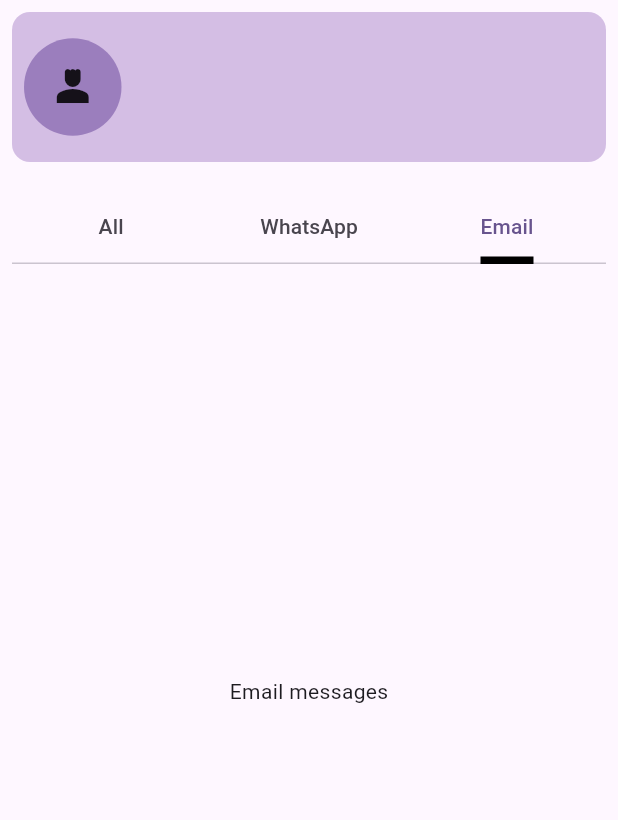
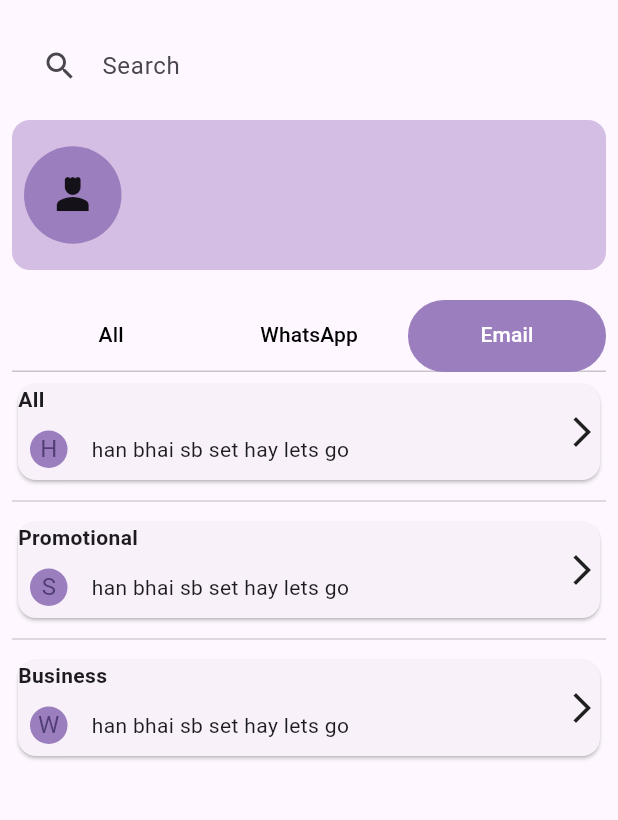
Before and after one commit to Hanzala-Habib/Connecta_App, a Flutter app: the screen it shows after launch, tab 3 chosen, on a phone screen of 412 x 824 dp, the part 105-925 px from its top. Run offline on Flutter 3.47's test engine with Material 3 defaults, Android fonts, the phone set to English and light mode, and no system bars; our stand-ins replace firebase_core, flutter_chat_types, flutter_chat_ui, get; accounts and stored records are empty; generated files the repository leaves out were written again.

Commit message:
homwscreen.....now keep going until some error hits you hard :)

```diff
--- /dev/null
+++ b/lib/Screens/main_screen/EmailCategories.dart
@@ -0,0 +1,27 @@
+import 'package:connecta_app/constants/CategoriesCard/CategoriesCard.dart';
+import 'package:flutter/material.dart';
+
+class Emailcategories extends StatefulWidget {
+  const Emailcategories({super.key});
+
+  @override
+  State<Emailcategories> createState() => _EmailcategoriesState();
+}
+
+class _EmailcategoriesState extends State<Emailcategories> {
+  @override
+  Widget build(BuildContext context) {
+    var Categories=["All","Promotional","Business"];
+    return ListView.separated(
+
+        itemBuilder: (context,index){
+          return CategoriesCard(indexNo: index,category: Categories[index],);
+        },
+        separatorBuilder:  (context, index) {
+          return const Divider(
+            height: 20,
+            thickness: 0.8,
+          );
+        }, itemCount:Categories.length);
+  }
+}
--- a/lib/Screens/main_screen/main_unified_screen.dart
+++ b/lib/Screens/main_screen/main_unified_screen.dart
@@ -3,11 +3,16 @@ import 'package:connecta_app/Screens/main_screen/msg_tab_bar.dart';
 import 'package:connecta_app/constants/all_colors/GlobalColors.dart';
 import 'package:flutter/material.dart';
 
+import '../../constants/textfeild/TextFeild.dart';
+
 class MainUnifiedScreen extends StatelessWidget {
+
   const MainUnifiedScreen({super.key});
 
   @override
+
   Widget build(BuildContext context) {
+
     return SafeArea(
         child: Scaffold(
       appBar: AppBar(
@@ -34,6 +39,7 @@ class MainUnifiedScreen extends StatelessWidget {
           child: Expanded(
             child: Column(
               children: [
+                SearchTextfeild(),
                 Container(
                   height: 100,
 
@@ -67,9 +73,10 @@ class MainUnifiedScreen extends StatelessWidget {
                   ),
                 ),
 
-                SizedBox(height: 20,),
+                const SizedBox(height: 20,),
                 Expanded(
-                    child: ConnectaTabBar())
+                    child: ConnectaTabBar()),
+
 
               ],
             ),
--- a/lib/Screens/main_screen/msg_tab_bar.dart
+++ b/lib/Screens/main_screen/msg_tab_bar.dart
@@ -1,6 +1,9 @@
 
 import 'package:connecta_app/constants/re_use_able_widgets/ListViews/All_messages_listview.dart';
 import 'package:flutter/material.dart';
+
+import '../../constants/all_colors/GlobalColors.dart';
+import 'EmailCategories.dart';
 
 class ConnectaTabBar extends StatefulWidget {
   const ConnectaTabBar({super.key});
@@ -19,13 +22,19 @@ class _ConnectaTabBarState extends State<ConnectaTabBar>
         children: [
           TabBar(
               controller: _tabController,
-              // indicator: BoxDecoration(
-              //     borderRadius: BorderRadius.circular(10),
-              //     color: GlobalColors.primaryColor),
-              indicator:UnderlineTabIndicator(
+              indicator: BoxDecoration(
+                  borderRadius: BorderRadius.circular(70),
+                border: Border.all(
+                  color: GlobalColors.primaryColor
+                ),
+
+                color: GlobalColors.primaryColor),
+              indicatorSize: TabBarIndicatorSize.tab,
+              /*indicator:UnderlineTabIndicator(
                   borderSide: BorderSide(width: 5.0),
-              ),
-              labelPadding: EdgeInsets.symmetric(horizontal: 30),
+              ),*/
+              labelColor: Colors.white,
+              unselectedLabelColor: Colors.black,
               tabs: const [
                 Tab(
                   text: "All",
@@ -38,13 +47,16 @@ class _ConnectaTabBarState extends State<ConnectaTabBar>
                 )
               ]),
           Expanded(
-            child: TabBarView(
-                controller: _tabController,
-                children:const [
-                  AllMessagesListview(),
-                  Center(child: Text("WhatsApp messages")),
-                  Center(child: Text("Email messages"))
-                ]
+            child: Padding(
+              padding: const EdgeInsets.only(top: 4),
+              child: TabBarView(
+                  controller: _tabController,
+                  children:const [
+                    AllMessagesListview(),
+                    AllMessagesListview(),
+                    Emailcategories()
+                  ]
+              ),
             ),
           )
         ],
--- /dev/null
+++ b/lib/constants/CategoriesCard/CategoriesCard.dart
@@ -0,0 +1,53 @@
+import 'package:connecta_app/Screens/EmailsScreenAfterCategories/AllEmails.dart';
+import 'package:flutter/material.dart';
+import 'package:get/get.dart';
+import 'package:get/get_core/src/get_main.dart';
+
+import '../re_use_able_widgets/Cicular_avatar/avatarforemail.dart';
+class CategoriesCard extends StatelessWidget {
+  final indexNo;
+  final category;
+  CategoriesCard({super.key, this.indexNo, this.category});
+
+  @override
+  var arr=["Hanzala","Shahbaz","Wajeeha","Sejeela"];
+  Widget build(BuildContext context) {
+    return Container(
+      child: GestureDetector(
+          onTap: () {
+            Get.to(Allemails());
+          },
+      child: Card(
+
+        child:Container(
+
+          child: Row(
+            mainAxisAlignment: MainAxisAlignment.spaceBetween,
+            children: [
+              Column(
+                crossAxisAlignment: CrossAxisAlignment.start,
+              children: [
+                Text(category,style: const TextStyle(
+                  fontWeight: FontWeight.bold
+                ),),
+                const SizedBox(height: 3,),
+                Row(
+
+                  children: [
+                    AvatarForCategories(name_letter: arr[indexNo].toString()),
+                    const SizedBox(width: 8,),
+                    const Text("han bhai sb set hay lets go")
+                  ],
+                )
+              ],
+            ),
+              const Icon(Icons.arrow_forward_ios,
+              size: 24,)
+            ],
+          ),
+        ) ,
+      )
+      ),
+    );
+  }
+}
--- a/lib/constants/all_colors/GlobalColors.dart
+++ b/lib/constants/all_colors/GlobalColors.dart
@@ -6,7 +6,7 @@ class GlobalColors{
   static const backgroundColor = Colors.white;
   static const unselectedColor = Colors.black87;
   static const AppBarColor=Color.fromRGBO(59,30,84,1.0);
-  static const greycolorForTextFeild=Color(0xffebecee);
+  static const greycolorForTextFeild=Color(0xff979ba1);
   static const primaryColor=Color(0xFF9b7ebd);
 
 }
--- /dev/null
+++ b/lib/constants/re_use_able_widgets/Cicular_avatar/avatarforemail.dart
@@ -0,0 +1,26 @@
+import 'package:flutter/material.dart';
+
+import '../../all_colors/GlobalColors.dart';
+class AvatarForCategories extends StatelessWidget {
+  final String name_letter;
+  const AvatarForCategories({super.key, required this.name_letter});
+
+  @override
+  Widget build(BuildContext context) {
+
+    return Padding(
+      padding: const EdgeInsets.all(8.0),
+      child: Container(
+        height: 25,
+        width: 25,
+        child: CircleAvatar(
+          backgroundColor: GlobalColors.primaryColor,
+          child: Text(name_letter[0],style: TextStyle(fontWeight: FontWeight.normal),),
+
+
+
+        ),
+      ),
+    );;
+  }
+}
--- /dev/null
+++ b/lib/constants/textfeild/TextFeild.dart
@@ -0,0 +1,31 @@
+import 'package:connecta_app/constants/all_colors/GlobalColors.dart';
+import 'package:flutter/material.dart';
+
+class SearchTextfeild extends StatefulWidget {
+  const SearchTextfeild({super.key});
+
+  @override
+  State<SearchTextfeild> createState() => _TextfeildState();
+}
+
+class _TextfeildState extends State<SearchTextfeild> {
+  @override
+  TextEditingController searchController = TextEditingController();
+  Widget build(BuildContext context) {
+    return Padding(
+      padding: const EdgeInsets.all(8.0),
+      child: TextField(
+
+        controller: searchController,
+        decoration: InputDecoration(
+          labelText: 'Search',
+          border: OutlineInputBorder(
+            borderRadius: BorderRadius.circular(8.0),
+            borderSide:BorderSide.none
+          ),
+          prefixIcon: Icon(Icons.search),
+        ),
+      ),
+    );
+  }
+}
--- a/lib/main.dart
+++ b/lib/main.dart
@@ -1,7 +1,13 @@
 import 'package:connecta_app/Screens/main_screen/main_unified_screen.dart';
 import 'package:flutter/material.dart';
-
-void main() {
+import 'package:firebase_core/firebase_core.dart';
+import 'package:get/get_navigation/src/root/get_material_app.dart';
+import 'firebase_options.dart';
+void main() async{
+  WidgetsFlutterBinding.ensureInitialized();
+  await Firebase.initializeApp(
+    options: DefaultFirebaseOptions.currentPlatform,
+  );
   runApp(const MyApp());
 }
 
@@ -9,7 +15,7 @@
   const MyApp({super.key});
   @override
   Widget build(BuildContext context) {
-    return MaterialApp(
+    return GetMaterialApp(
       title: 'Flutter Demo',
       theme: ThemeData(
         colorScheme: ColorScheme.fromSeed(seedColor: Colors.deepPurple),
--- a/pubspec.yaml
+++ b/pubspec.yaml
@@ -35,6 +35,9 @@ dependencies:
   # The following adds the Cupertino Icons font to your application.
   # Use with the CupertinoIcons class for iOS style icons.
   cupertino_icons: ^1.0.8
+  flutter_chat_ui: ^1.6.15
+  get:
+  firebase_core:
 
 dev_dependencies:
   flutter_test:
```
Also changed, not shown: lib/Screens/EmailsScreenAfterCategories/AllEmails.dart (added, +25 -0 lines), lib/Screens/WhatsAppChatScreen/WhatsAppChatSreen.dart (added, +54 -0 lines), lib/constants/re_use_able_widgets/ListViews/All_messages_listview.dart (+7 -0 lines), lib/constants/re_use_able_widgets/Cicular_avatar/Avatar_circle.dart (line endings or trailing spaces), pubspec.lock, 2 other files.
